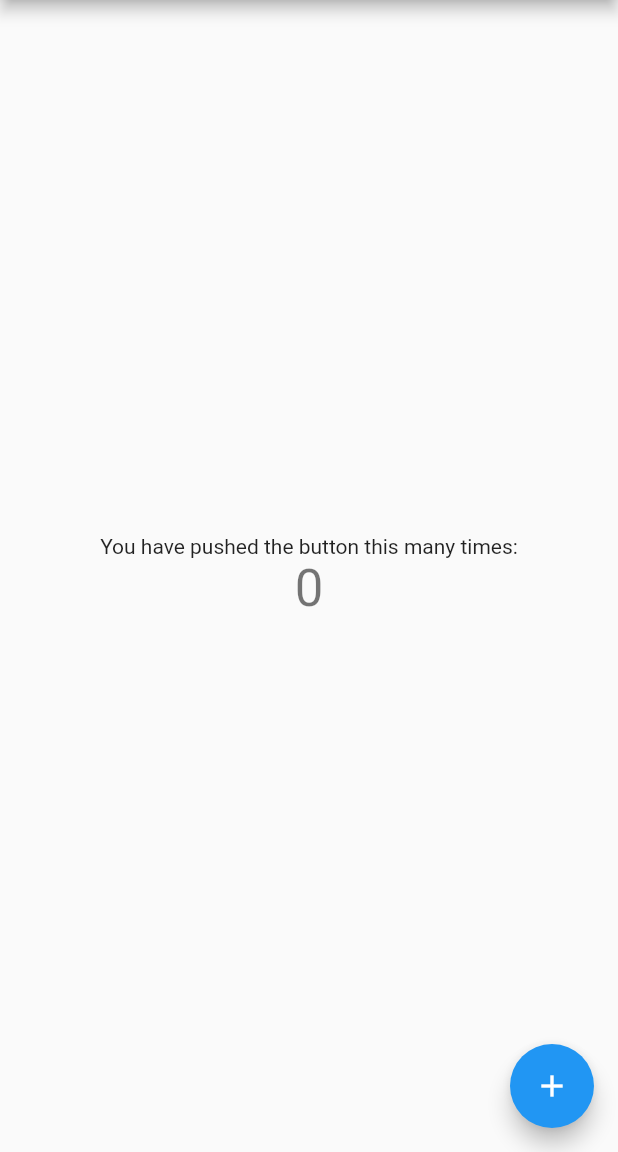
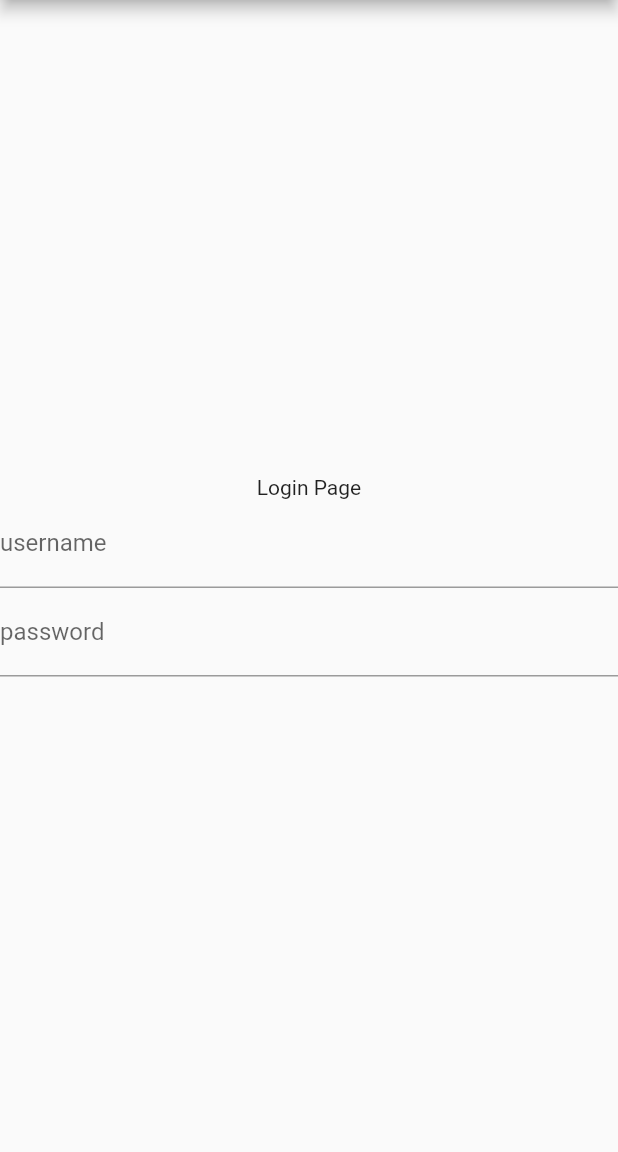
Before and after one commit to AracelyCondoriTipola/Flutter_software, a Flutter app: the screen it shows after launch, on a phone screen of 412 x 824 dp, the part 84-1236 px from its top. Run offline on Flutter 3.47's test engine with Material 2 defaults, Android fonts, the phone set to English and light mode, and no system bars; our stand-ins replace flutter_bloc.

```diff
--- a/lib/main.dart
+++ b/lib/main.dart
@@ -1,4 +1,7 @@
 import 'package:flutter/material.dart';
+import 'package:flutter_bloc/flutter_bloc.dart';
+import 'package:frontend_app/ul/login_page.dart';
+import 'cubit/app_cubit.dart';
 
 void main() {
   runApp(const MyApp());
@@ -14,102 +17,54 @@ class MyApp extends StatelessWidget {
       title: 'Delivery',
       theme: ThemeData(
         // This is the theme of your application.
-        //
-        // Try running your application with "flutter run". You'll see the
-        // application has a blue toolbar. Then, without quitting the app, try
-        // changing the primarySwatch below to Colors.green and then invoke
-        // "hot reload" (press "r" in the console where you ran "flutter run",
-        // or simply save your changes to "hot reload" in a Flutter IDE).
-        // Notice that the counter didn't reset back to zero; the application
-        // is not restarted.
+
         primarySwatch: Colors.blue,
-      ),
-      home: const MyHomePage(title: 'Delivery'),
+      ), //themeData
+      home: MultiBlocProvider(providers: [
+        // registro
+        BlocProvider(create: (context) => AppCubit()),
+        //  BlocProvider(create: (context) => SingInCubit()),
+        //  BlocProvider(create: (context) => MakeOrderCubit()),
+      ], child: const MyHomePage()),
     );
   }
 }
 
-class MyHomePage extends StatefulWidget {
-  const MyHomePage({Key? key, required this.title}) : super(key: key);
-
-  // This widget is the home page of your application. It is stateful, meaning
-  // that it has a State object (defined below) that contains fields that affect
-  // how it looks.
-
-  // This class is the configuration for the state. It holds the values (in this
-  // case the title) provided by the parent (in this case the App widget) and
-  // used by the build method of the State. Fields in a Widget subclass are
-  // always marked "final".
-
-  final String title;
-
-  @override
-  State<MyHomePage> createState() => _MyHomePageState();
-}
-
-class _MyHomePageState extends State<MyHomePage> {
-  int _counter = 0;
-
-  void _incrementCounter() {
-    setState(() {
-      // This call to setState tells the Flutter framework that something has
-      // changed in this State, which causes it to rerun the build method below
-      // so that the display can reflect the updated values. If we changed
-      // _counter without calling setState(), then the build method would not be
-      // called again, and so nothing would appear to happen.
-      _counter++;
-    });
-  }
+class MyHomePage extends StatelessWidget {
+  const MyHomePage({Key? key}) : super(key: key);
 
   @override
   Widget build(BuildContext context) {
-    // This method is rerun every time setState is called, for instance as done
-    // by the _incrementCounter method above.
-    //
-    // The Flutter framework has been optimized to make rerunning build methods
-    // fast, so that you can just rebuild anything that needs updating rather
-    // than having to individually change instances of widgets.
     return Scaffold(
-      appBar: AppBar(
-        // Here we take the value from the MyHomePage object that was created by
-        // the App.build method, and use it to set our appbar title.
-        title: Text(widget.title),
-      ),
-      body: Center(
-        // Center is a layout widget. It takes a single child and positions it
-        // in the middle of the parent.
-        child: Column(
-          // Column is also a layout widget. It takes a list of children and
-          // arranges them vertically. By default, it sizes itself to fit its
-          // children horizontally, and tries to be as tall as its parent.
-          //
-          // Invoke "debug painting" (press "p" in the console, choose the
-          // "Toggle Debug Paint" action from the Flutter Inspector in Android
-          // Studio, or the "Toggle Debug Paint" command in Visual Studio Code)
-          // to see the wireframe for each widget.
-          //
-          // Column has various properties to control how it sizes itself and
-          // how it positions its children. Here we use mainAxisAlignment to
-          // center the children vertically; the main axis here is the vertical
-          // axis because Columns are vertical (the cross axis would be
-          // horizontal).
-          mainAxisAlignment: MainAxisAlignment.center,
-          children: <Widget>[
-            const Text(
-              'You have pushed the button this many times:',
-            ),
-            Text(
-              '$_counter',
-              style: Theme.of(context).textTheme.headline4,
-            ),
-          ],
+        appBar: AppBar(
+          title: const Text("Delivery"),
         ),
-      ),
-      floatingActionButton: FloatingActionButton(
-        onPressed: _incrementCounter,
-        tooltip: 'Increment',
-        child: const Icon(Icons.add),
-      ), // This trailing comma makes auto-formatting nicer for build methods.
-    );
+        body: BlocBuilder<AppCubit, AppState>(
+          builder: (BuildContext context, state) {
+            if (!state.isLoading) {
+              return LoginPage();
+            } else if (state.isLoading) {
+              //return const Center(child: CircularProgressIndicador());
+            } else if (state.isUserLoggedIn) {
+              return Center(
+                child: Column(
+                  mainAxisAlignment: MainAxisAlignment.center,
+                  children: [
+                    Text("Bienvenido ${state.loginResponseDto!.firstName}"),
+                    ElevatedButton(
+                        //boton
+                        onPressed: () {
+                          BlocProvider.of<AppCubit>(context).logout();
+                        },
+                        child: const Text("Logout")) //ElevatedButton
+                  ],
+                ), //Column
+              ); //Center
+            } else {
+              return const Center(child: Text("Error"));
+            }
+          },
+        ) // This trailing comma makes auto-formatting nicer for build methods.
+        ); //Scaffold
   }
 }
--- /dev/null
+++ b/lib/ul/login_page.dart
@@ -0,0 +1,21 @@
+import 'package:flutter/material.dart';
+
+class LoginPage extends StatelessWidget {
+  @override
+  Widget build(BuildContext context) {
+    return Center(
+      child: Column(
+        mainAxisAlignment: MainAxisAlignment.center,
+        children: [
+          Text("Login Page"),
+          TextField(
+              key: Key('loginForm_usernameInput_textField'),
+              decoration: InputDecoration(labelText: 'username')),
+          TextField(
+              key: Key('loginForm_passwordInput_textField'),
+              decoration: InputDecoration(labelText: 'password')),
+        ],
+      ),
+    );
+  }
+}
```
Also changed, not shown: lib/cubit/app_cubit.dart (+6 -1 lines), lib/service/user_service.dart (added, +36 -0 lines), lib/cubit/home_page_cubit.dart (added), lib/cubit/home_page_state.dart (added).
